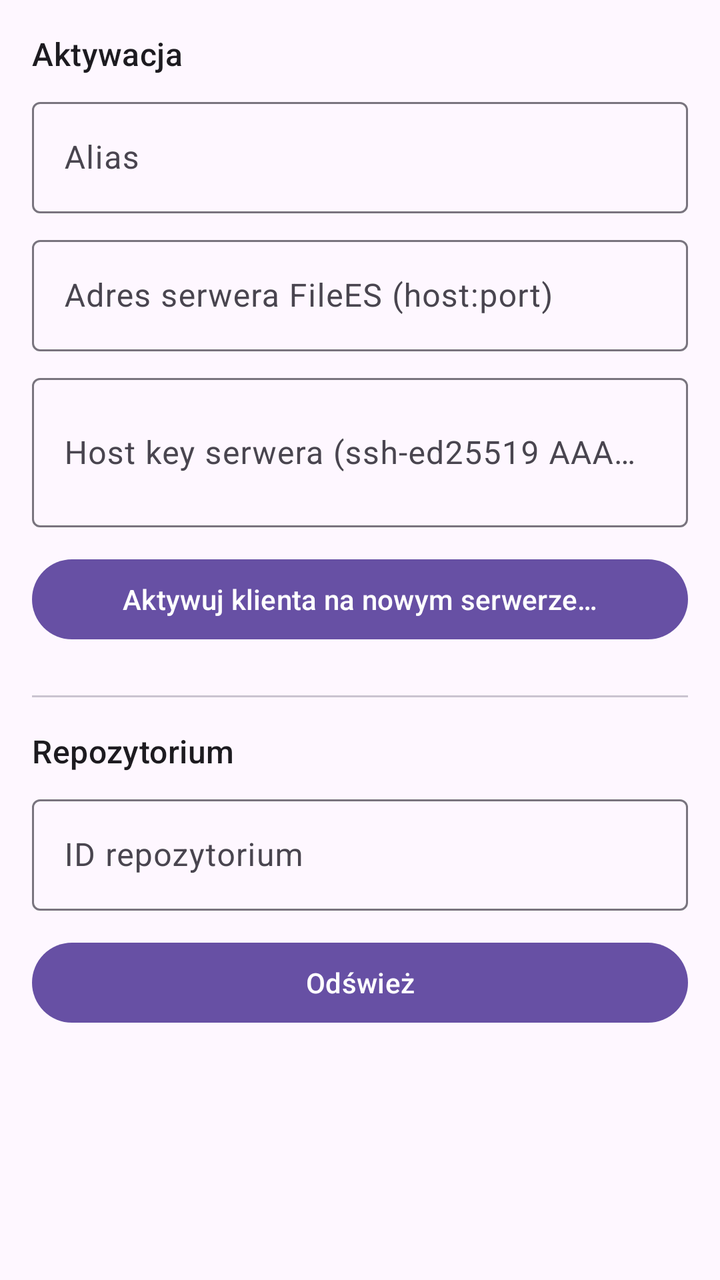
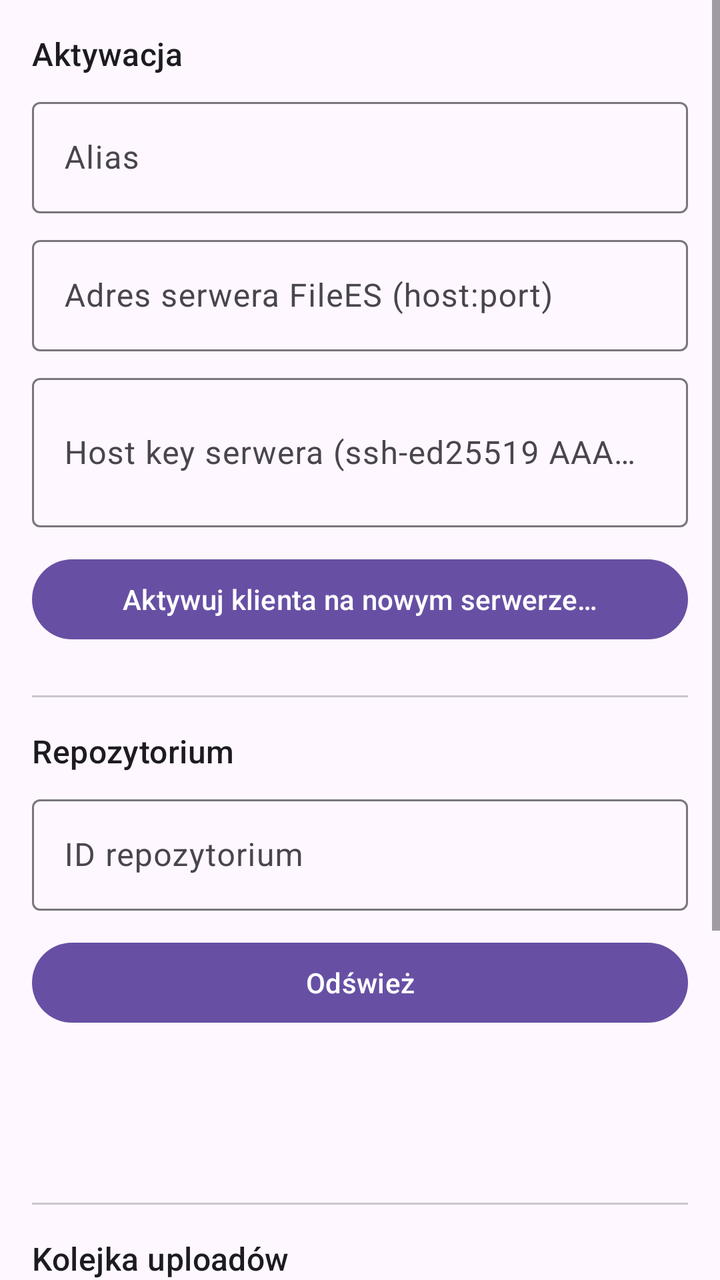

Two renders of the same Android screen: before a commit and after it. Below are the layout's source before the change and the commit's diff.
<!-- AndroidManifest.xml: application theme Theme.Filees -->
<!-- res/layout/activity_main.xml -->
<?xml version="1.0" encoding="utf-8"?>
<ScrollView xmlns:android="http://schemas.android.com/apk/res/android"
    xmlns:app="http://schemas.android.com/apk/res-auto"
    android:layout_width="match_parent"
    android:layout_height="match_parent">

    <LinearLayout
        android:layout_width="match_parent"
        android:layout_height="wrap_content"
        android:orientation="vertical"
        android:padding="16dp">

        <TextView
            android:layout_width="wrap_content"
            android:layout_height="wrap_content"
            android:text="@string/section_activation"
            android:textAppearance="?attr/textAppearanceTitleMedium" />

        <com.google.android.material.textfield.TextInputLayout
            android:layout_width="match_parent"
            android:layout_height="wrap_content"
            android:layout_marginTop="8dp">

            <com.google.android.material.textfield.TextInputEditText
                android:id="@+id/editAlias"
                android:layout_width="match_parent"
                android:layout_height="wrap_content"
                android:hint="@string/hint_alias"
                android:inputType="text" />
        </com.google.android.material.textfield.TextInputLayout>

        <com.google.android.material.textfield.TextInputLayout
            android:layout_width="match_parent"
            android:layout_height="wrap_content"
            android:layout_marginTop="8dp">

            <com.google.android.material.textfield.TextInputEditText
                android:id="@+id/editAddress"
                android:layout_width="match_parent"
                android:layout_height="wrap_content"
                android:hint="@string/hint_address"
                android:inputType="textUri" />
        </com.google.android.material.textfield.TextInputLayout>

        <com.google.android.material.textfield.TextInputLayout
            android:layout_width="match_parent"
            android:layout_height="wrap_content"
            android:layout_marginTop="8dp">

            <com.google.android.material.textfield.TextInputEditText
                android:id="@+id/editHostKey"
                android:layout_width="match_parent"
                android:layout_height="wrap_content"
                android:hint="@string/hint_host_public_key"
                android:inputType="textMultiLine"
                android:minLines="2" />
        </com.google.android.material.textfield.TextInputLayout>

        <com.google.android.material.button.MaterialButton
            android:id="@+id/buttonActivate"
            android:layout_width="match_parent"
            android:layout_height="wrap_content"
            android:layout_marginTop="12dp"
            android:text="@string/action_activate" />

        <TextView
            android:id="@+id/labelDevicePublicKey"
            android:layout_width="wrap_content"
            android:layout_height="wrap_content"
            android:layout_marginTop="16dp"
            android:text="@string/label_device_public_key"
            android:visibility="gone" />

        <TextView
            android:id="@+id/textDevicePublicKey"
            android:layout_width="match_parent"
            android:layout_height="wrap_content"
            android:layout_marginTop="4dp"
            android:fontFamily="monospace"
            android:textIsSelectable="true"
            android:visibility="gone" />

        <View
            android:layout_width="match_parent"
            android:layout_height="1dp"
            android:layout_marginTop="24dp"
            android:layout_marginBottom="16dp"
            android:background="?attr/colorOutlineVariant" />

        <TextView
            android:layout_width="wrap_content"
            android:layout_height="wrap_content"
            android:text="@string/section_repository"
            android:textAppearance="?attr/textAppearanceTitleMedium" />

        <com.google.android.material.textfield.TextInputLayout
            android:layout_width="match_parent"
            android:layout_height="wrap_content"
            android:layout_marginTop="8dp">

            <com.google.android.material.textfield.TextInputEditText
                android:id="@+id/editRepoId"
                android:layout_width="match_parent"
                android:layout_height="wrap_content"
                android:hint="@string/hint_repo_id"
                android:inputType="text" />
        </com.google.android.material.textfield.TextInputLayout>

        <com.google.android.material.button.MaterialButton
            android:id="@+id/buttonRefresh"
            android:layout_width="match_parent"
            android:layout_height="wrap_content"
            android:layout_marginTop="12dp"
            android:text="@string/action_refresh" />

        <TextView
            android:id="@+id/textStatus"
            android:layout_width="match_parent"
            android:layout_height="wrap_content"
            android:layout_marginTop="16dp"
            android:textIsSelectable="true" />

        <TextView
            android:id="@+id/textManifest"
            android:layout_width="match_parent"
            android:layout_height="wrap_content"
            android:layout_marginTop="8dp"
            android:fontFamily="monospace"
            android:textIsSelectable="true" />

    </LinearLayout>
</ScrollView>
<!-- resources referenced by this layout -->
<resources>
  <string name="action_activate">Aktywuj klienta na nowym serwerze…</string>
  <string name="action_refresh">Odśwież</string>
  <string name="hint_address">Adres serwera FileES (host:port)</string>
  <string name="hint_alias">Alias</string>
  <string name="hint_host_public_key">Host key serwera (ssh-ed25519 AAAA…)</string>
  <string name="hint_repo_id">ID repozytorium</string>
  <string name="label_device_public_key">Klucz publiczny tego urządzenia (do zatwierdzenia po stronie serwera):</string>
  <string name="section_activation">Aktywacja</string>
  <string name="section_repository">Repozytorium</string>
  <style name="Theme.Filees" parent="Theme.Material3.DayNight.NoActionBar" />
</resources>

<!-- the commit's change to res/layout/activity_main.xml (unified diff, before → after) -->
@@ -128,5 +128,60 @@
             android:fontFamily="monospace"
             android:textIsSelectable="true" />
 
+        <View
+            android:layout_width="match_parent"
+            android:layout_height="1dp"
+            android:layout_marginTop="24dp"
+            android:layout_marginBottom="16dp"
+            android:background="?attr/colorOutlineVariant" />
+
+        <TextView
+            android:layout_width="wrap_content"
+            android:layout_height="wrap_content"
+            android:text="@string/section_uploads"
+            android:textAppearance="?attr/textAppearanceTitleMedium" />
+
+        <com.google.android.material.textfield.TextInputLayout
+            android:layout_width="match_parent"
+            android:layout_height="wrap_content"
+            android:layout_marginTop="8dp">
+
+            <com.google.android.material.textfield.TextInputEditText
+                android:id="@+id/editParentPath"
+                android:layout_width="match_parent"
+                android:layout_height="wrap_content"
+                android:hint="@string/hint_parent_path"
+                android:inputType="text" />
+        </com.google.android.material.textfield.TextInputLayout>
+
+        <com.google.android.material.button.MaterialButton
+            android:id="@+id/buttonPickFile"
+            android:layout_width="match_parent"
+            android:layout_height="wrap_content"
+            android:layout_marginTop="12dp"
+            android:text="@string/action_pick_file" />
+
+        <com.google.android.material.button.MaterialButton
+            android:id="@+id/buttonDrain"
+            style="@style/Widget.Material3.Button.OutlinedButton"
+            android:layout_width="match_parent"
+            android:layout_height="wrap_content"
+            android:layout_marginTop="8dp"
+            android:text="@string/action_drain" />
+
+        <TextView
+            android:id="@+id/textUploadsEmpty"
+            android:layout_width="match_parent"
+            android:layout_height="wrap_content"
+            android:layout_marginTop="12dp"
+            android:text="@string/uploads_empty" />
+
+        <androidx.recyclerview.widget.RecyclerView
+            android:id="@+id/recyclerUploads"
+            android:layout_width="match_parent"
+            android:layout_height="wrap_content"
+            android:layout_marginTop="8dp"
+            android:nestedScrollingEnabled="false" />
+
     </LinearLayout>
 </ScrollView>
<!-- resource entries referenced after the edit -->
@@ -1,14 +1,19 @@
 <!-- resources referenced by this layout -->
 <resources>
   <string name="action_activate">Aktywuj klienta na nowym serwerze…</string>
+  <string name="action_drain">Wyślij kolejkę</string>
+  <string name="action_pick_file">Wybierz plik do wysłania…</string>
   <string name="action_refresh">Odśwież</string>
   <string name="hint_address">Adres serwera FileES (host:port)</string>
   <string name="hint_alias">Alias</string>
   <string name="hint_host_public_key">Host key serwera (ssh-ed25519 AAAA…)</string>
+  <string name="hint_parent_path">Katalog docelowy (pusty = katalog główny)</string>
   <string name="hint_repo_id">ID repozytorium</string>
   <string name="label_device_public_key">Klucz publiczny tego urządzenia (do zatwierdzenia po stronie serwera):</string>
   <string name="section_activation">Aktywacja</string>
   <string name="section_repository">Repozytorium</string>
+  <string name="section_uploads">Kolejka uploadów</string>
+  <string name="uploads_empty">Kolejka jest pusta.</string>
   <style name="Theme.Filees" parent="Theme.Material3.DayNight.NoActionBar" />
 </resources>
 
